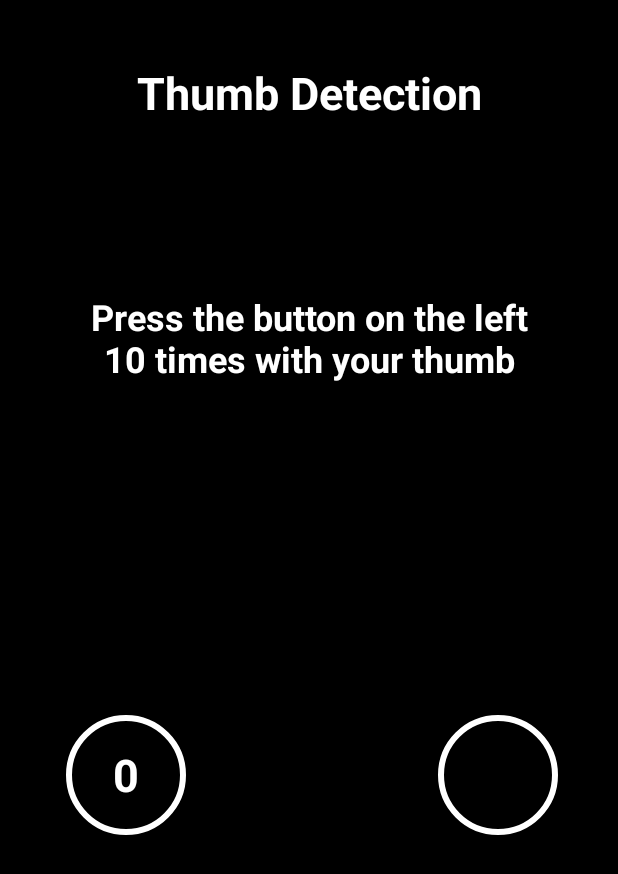
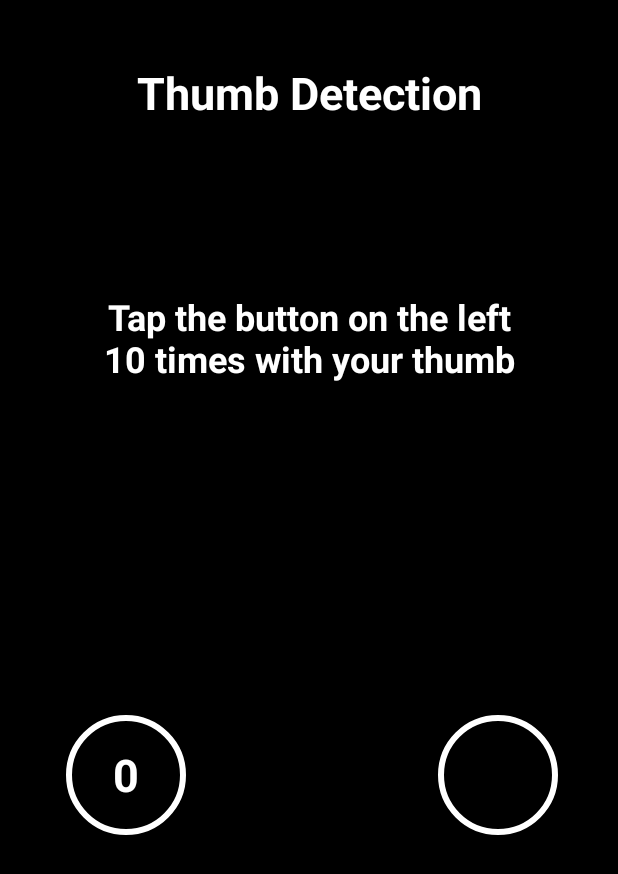
Before and after one commit to ubbop42/ece452, an Android app: the screen it shows after launch (RecordThumbActivity), on a phone screen of 412 x 824 dp. Shown: the top 874 px of the screen. Run offline under Robolectric (Android 15) with nearby library versions, the phone set to English and light mode, and no system bars; Roboto replaces fonts that are not available here.

Commit message:
Change instruction

```diff
--- a/app/src/main/java/com/example/thumbtrainer/RecordThumbActivity.java
+++ b/app/src/main/java/com/example/thumbtrainer/RecordThumbActivity.java
@@ -45,7 +45,7 @@ public class RecordThumbActivity extends AppCompatActivity {
         final Button leftButton = contentView.findViewById(R.id.left_button);
         final Button rightButton = contentView.findViewById(R.id.right_button);
         final TextView instructions = contentView.findViewById(R.id.thumb_detection_instruction);
-        final String updatedInstruction = "Press the button on the right 10 times with your thumb";
+        final String updatedInstruction = "Tap the button on the right 10 times with your thumb";
 
         leftButton.setOnTouchListener(new View.OnTouchListener() {
 
--- a/app/src/main/res/layout/content_record_thumb.xml
+++ b/app/src/main/res/layout/content_record_thumb.xml
@@ -57,7 +57,7 @@
         android:fontFamily="@font/amethysta"
         android:textStyle="bold"
         android:textSize="24dp"
-        android:text="Press the button on the left 10 times with your thumb"
+        android:text="Tap the button on the left 10 times with your thumb"
         app:layout_constraintEnd_toEndOf="parent"
         app:layout_constraintStart_toStartOf="parent"
         app:layout_constraintTop_toTopOf="parent" />
```
